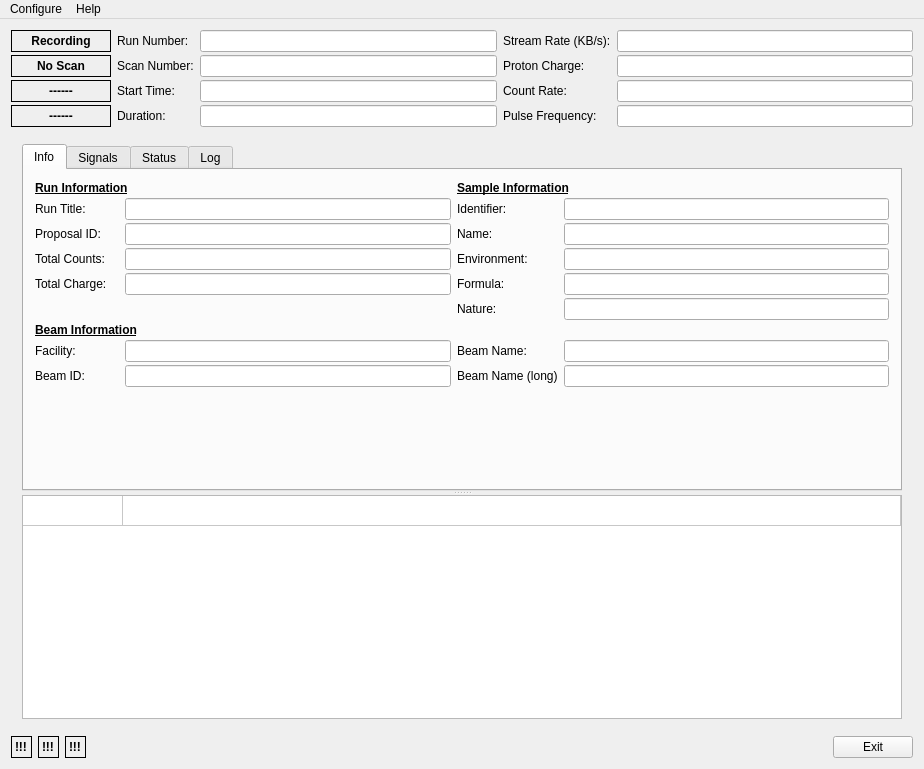
Before: the Qt Designer form dasmon/client/MainWindow.ui in ADARA-Neutrons/adara, drawn with Qt 5.
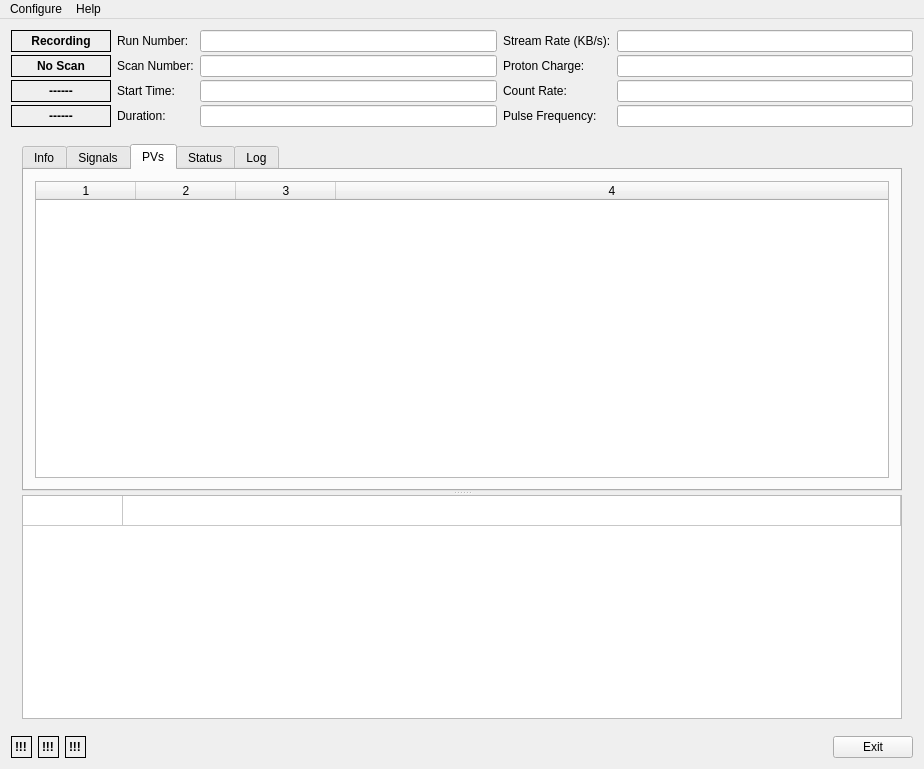
After: the same form once the commit is applied.

Patch:
```diff
--- a/dasmon/client/MainWindow.ui
+++ b/dasmon/client/MainWindow.ui
@@ -270,7 +270,7 @@
          </property>
          <widget class="QTabWidget" name="tabWidget">
           <property name="currentIndex">
-           <number>0</number>
+           <number>2</number>
           </property>
           <widget class="QWidget" name="runInfoTab">
            <attribute name="title">
@@ -543,7 +543,31 @@
             </item>
            </layout>
           </widget>
-          <widget class="QWidget" name="tab_4">
+          <widget class="QWidget" name="pvTab">
+           <attribute name="title">
+            <string>PVs</string>
+           </attribute>
+           <layout class="QVBoxLayout" name="verticalLayout_4">
+            <item>
+             <widget class="QTableWidget" name="pvTable">
+              <property name="columnCount">
+               <number>4</number>
+              </property>
+              <attribute name="horizontalHeaderStretchLastSection">
+               <bool>true</bool>
+              </attribute>
+              <attribute name="verticalHeaderVisible">
+               <bool>false</bool>
+              </attribute>
+              <column/>
+              <column/>
+              <column/>
+              <column/>
+             </widget>
+            </item>
+           </layout>
+          </widget>
+          <widget class="QWidget" name="statusTab">
            <attribute name="title">
             <string>Status</string>
            </attribute>
```
Left out of the diff: 4 changed lines with no effect on the pictures.
